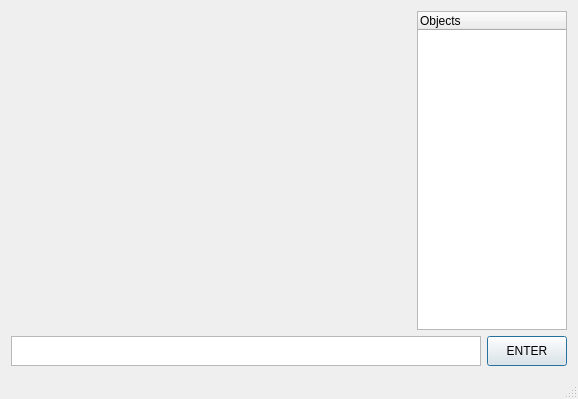
Above: src/gui/mainwindow.ui from felipemelo23/MModeler before the change. Below: the same form after it.
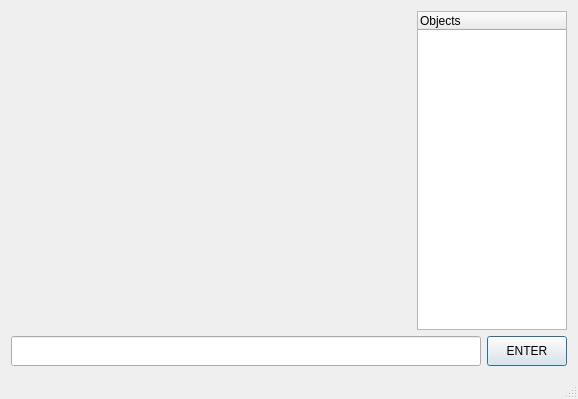
That is the form after the change. Custom widgets are drawn as their Qt base class.

Commit message: connecting command feed

What changed in the file:
```diff
--- a/src/gui/mainwindow.ui
+++ b/src/gui/mainwindow.ui
@@ -68,24 +68,15 @@
     <item>
      <layout class="QHBoxLayout" name="horizontalLayout_2">
       <item>
-       <widget class="QPlainTextEdit" name="commandFeed">
-        <property name="sizePolicy">
-         <sizepolicy hsizetype="Expanding" vsizetype="Fixed">
-          <horstretch>0</horstretch>
-          <verstretch>0</verstretch>
-         </sizepolicy>
-        </property>
+       <widget class="QLineEdit" name="lineEdit">
         <property name="minimumSize">
          <size>
           <width>0</width>
           <height>30</height>
          </size>
         </property>
-        <property name="maximumSize">
-         <size>
-          <width>16777215</width>
-          <height>30</height>
-         </size>
+        <property name="clearButtonEnabled">
+         <bool>true</bool>
         </property>
        </widget>
       </item>
```
Left out of the diff: 7 changed lines with no effect on the pictures. The commit also changes 2 other files.
